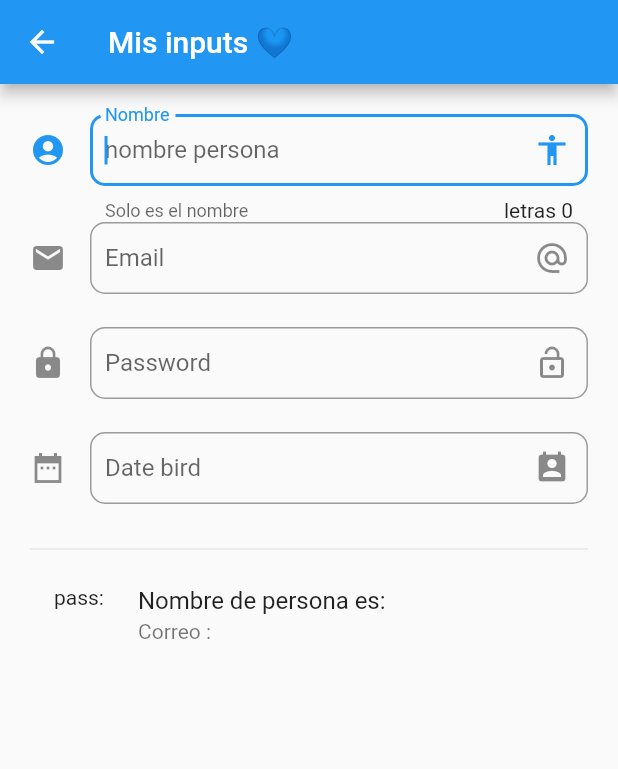
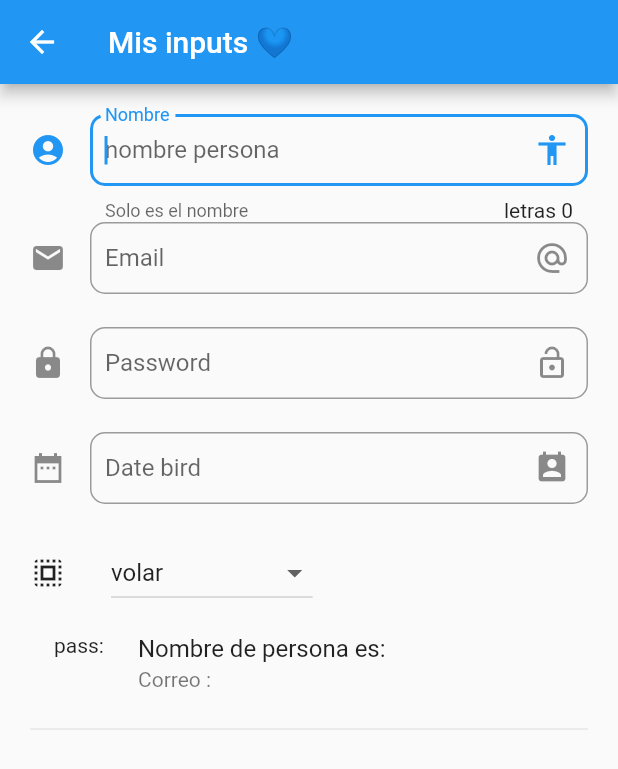
Before and after one commit to mariotip/Dart-Flutter, a Flutter app: the InputPage screen opened by its route, on a phone screen of 412 x 824 dp. Shown: the top 769 px of the screen. Run offline on Flutter 3.47's test engine with Material 2 defaults, Android fonts, the phone set to English and light mode, and no system bars.

Commit message:
check and slider

```diff
--- a/lib/src/pages/intput_pages.dart
+++ b/lib/src/pages/intput_pages.dart
@@ -12,6 +12,9 @@ class _InputPageState extends State<InputPage> {
   String _email = '';
   String _pass = '';
   String _date = '';
+  List _poderes = ['volar', 'rayos', 'le huele la boca', 'superfuerza'];
+  String _powerSelected = 'volar';
+
   TextEditingController _inputFielDateController = new TextEditingController();
 
   @override
@@ -27,9 +30,9 @@ class _InputPageState extends State<InputPage> {
           _createEmail(),
           _createPass(),
           _createDate(),
-          // _createDropdown(),
+          _createDropdown(),
+          _createPerson(),
           Divider(),
-          _createPerson(),
         ],
       ),
     );
@@ -100,7 +103,7 @@ class _InputPageState extends State<InputPage> {
       );
 
   _createDate() => TextField(
-        enableInteractiveSelection: false,
+        // enableInteractiveSelection: false,
         controller: _inputFielDateController,
         decoration: InputDecoration(
             contentPadding: EdgeInsets.all(10),
@@ -133,11 +136,29 @@ class _InputPageState extends State<InputPage> {
     }
   }
 
-// List<DropdownMenuItem> getOpcDropDown
-//   _createDropdown() => DropdownButton(
-//         items: [],
-//         onChanged: (opc) {
-//           print(opc);
-//         },
-//       );
+  List<DropdownMenuItem<String>> getOpcDrop() {
+    List<DropdownMenuItem<String>> lista = new List();
+
+    _poderes.forEach((poder) {
+      lista.add(DropdownMenuItem(value: poder, child: Text(poder)));
+    });
+    return lista;
+  }
+
+  _createDropdown() =>
+  Row(
+    children: [
+      Icon(Icons.select_all_outlined),
+      SizedBox(width: 30),
+      DropdownButton(
+        value: _powerSelected,
+            items: getOpcDrop(),
+            onChanged: (opc) {
+              setState(() {
+                _powerSelected=opc;
+              });
+            }
+          ),
+    ],
+  );
 }
--- a/lib/src/routes/routes.dart
+++ b/lib/src/routes/routes.dart
@@ -1,5 +1,6 @@
 import 'package:contador/src/pages/animate_page.dart';
 import 'package:contador/src/pages/intput_pages.dart';
+import 'package:contador/src/pages/slider_page.dart';
 import 'package:flutter/material.dart';
 import 'package:contador/src/pages/home_page.dart';
 import 'package:contador/src/pages/card_page.dart';
@@ -15,6 +16,7 @@ Map<String, WidgetBuilder> getAppRoutes() {
     'card': (BuildContext context) => CardPage(),
     'counter': (BuildContext context) => Contador(),
     'animate': (BuildContext contex) => AnimatePage(),
-    'input': (BuildContext contex) => InputPage()
+    'input': (BuildContext contex) => InputPage(),
+    'slide':  (BuildContext contex) => SliderPage()
   };
 }
--- a/lib/src/utils/icon_string.dart
+++ b/lib/src/utils/icon_string.dart
@@ -7,7 +7,8 @@ final _icons = <String, IconData>{
   'count': Icons.timer,
   'mio': Icons.audiotrack,
   'dona': Icons.donut_large,
-  'input': Icons.input
+  'input': Icons.input,
+  'slider':Icons.slideshow_outlined
 };
 
 Icon getIcon(String nombreIcon) {
```
Also changed, not shown: data/menu_opts.json (+6 -2 lines), lib/src/pages/slider_page.dart (added, +75 -0 lines), 1 other file.
